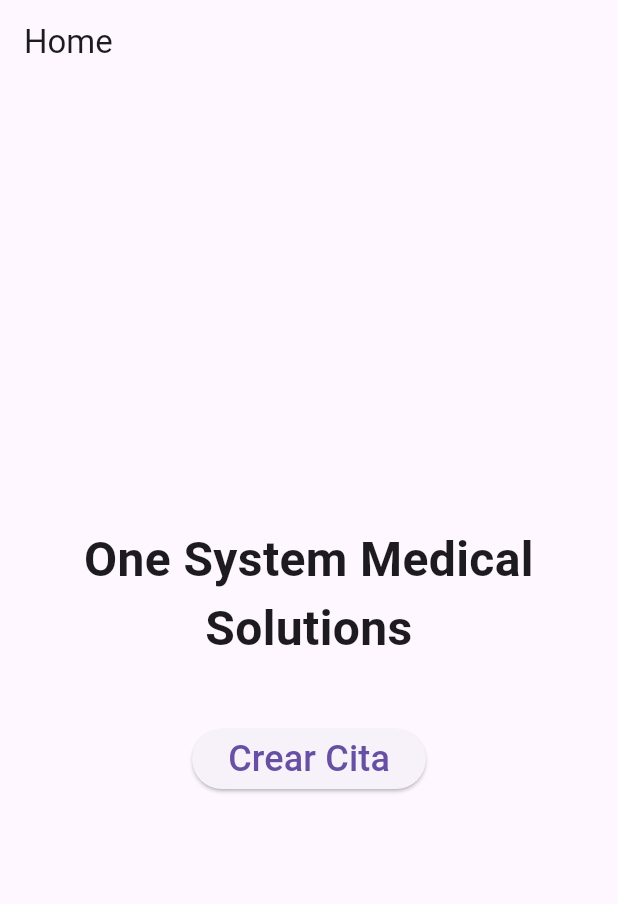
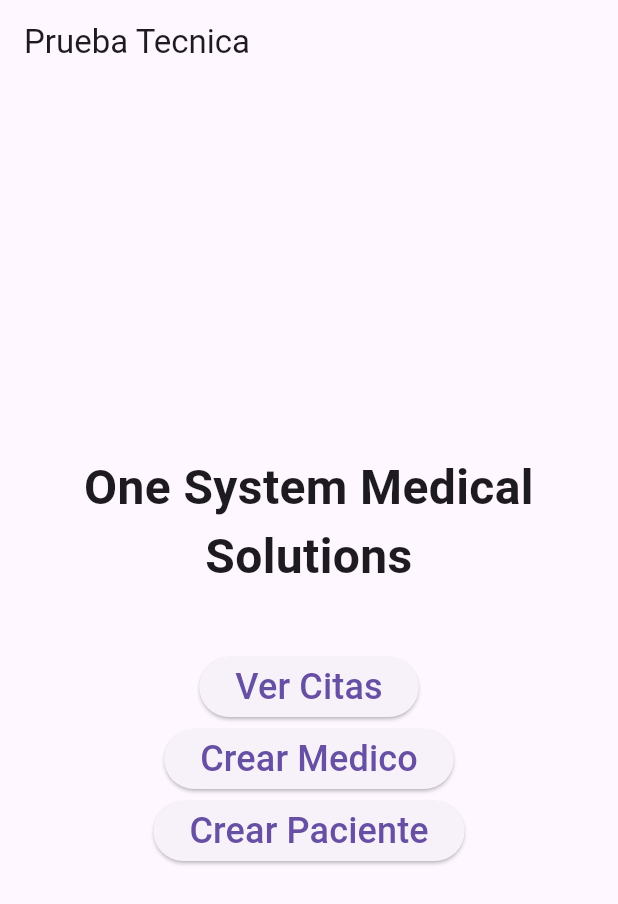
Before and after one commit to devcgonzalez17/prueba_tecnica_os, a Flutter app: the screen it shows after launch, on a phone screen of 412 x 824 dp. Shown: the top 904 px of the screen. Run offline on Flutter 3.47's test engine with Material 3 defaults, Android fonts, the phone set to English and light mode, and no system bars.

Commit message:
listar citas

```diff
--- a/lib/main.dart
+++ b/lib/main.dart
@@ -1,6 +1,7 @@
+import 'package:app_prueba_tecnica/citas.dart';
 import 'package:flutter/material.dart';
 
-import 'formCita.dart';
+import 'forms/formCita.dart';
 
 void main() {
   runApp(const MainApp());
@@ -21,7 +22,7 @@ class Home extends StatelessWidget {
   @override
   Widget build(BuildContext context) {
     return Scaffold(
-      appBar: AppBar(title: const Text('Home')),
+      appBar: AppBar(title: const Text('Prueba Tecnica')),
       body: Center(
           child: Column(
         mainAxisAlignment: MainAxisAlignment.center,
@@ -37,10 +38,26 @@ class Home extends StatelessWidget {
           ElevatedButton(
             onPressed: () {
               Navigator.of(context)
-                  .push(MaterialPageRoute(builder: (context) => CrearCita()));
+                  .push(MaterialPageRoute(builder: (context) => Citas()));
             },
-            child: Text('Crear Cita', style: TextStyle(fontSize: 24.0)),
-          )
+            child: Text('Ver Citas', style: TextStyle(fontSize: 24.0)),
+          ),
+          if (true)
+            ElevatedButton(
+              onPressed: () {
+                Navigator.of(context)
+                    .push(MaterialPageRoute(builder: (context) => CrearCita()));
+              },
+              child: Text('Crear Medico', style: TextStyle(fontSize: 24.0)),
+            ),
+          if (true)
+            ElevatedButton(
+              onPressed: () {
+                Navigator.of(context)
+                    .push(MaterialPageRoute(builder: (context) => CrearCita()));
+              },
+              child: Text('Crear Paciente', style: TextStyle(fontSize: 24.0)),
+            )
         ],
       )),
     );
--- /dev/null
+++ b/lib/models/medicoModel.dart
@@ -0,0 +1,11 @@
+class Medico {
+  String documento;
+  String nombre;
+  String apellidos;
+  int telefono;
+  String correoElectronico;
+  String estado;
+
+  Medico(this.documento, this.nombre, this.apellidos, this.telefono,
+      this.correoElectronico, this.estado);
+}
--- /dev/null
+++ b/lib/models/pacienteModel.dart
@@ -0,0 +1,13 @@
+class Paciente {
+  String documento;
+  String nombre;
+  String apellidos;
+  DateTime fechaDeNacimento;
+  String direccion;
+  int telefono;
+  String correoElectronico;
+  String estado;
+
+  Paciente(this.documento, this.nombre, this.apellidos, this.fechaDeNacimento,
+      this.direccion, this.telefono, this.correoElectronico, this.estado);
+}
--- a/pubspec.yaml
+++ b/pubspec.yaml
@@ -9,6 +9,7 @@ environment:
 dependencies:
   flutter:
     sdk: flutter
+  http: ^1.2.0
   intl: ^0.17.0
 
 dev_dependencies:
```
Also changed, not shown: lib/citas.dart (added, +105 -0 lines), lib/models/citaModel.dart (added, +36 -0 lines), lib/forms/formCita.dart (renamed from lib/formCita.dart), lib/medicos.dart (added), lib/pacientes.dart (added), pubspec.lock.
